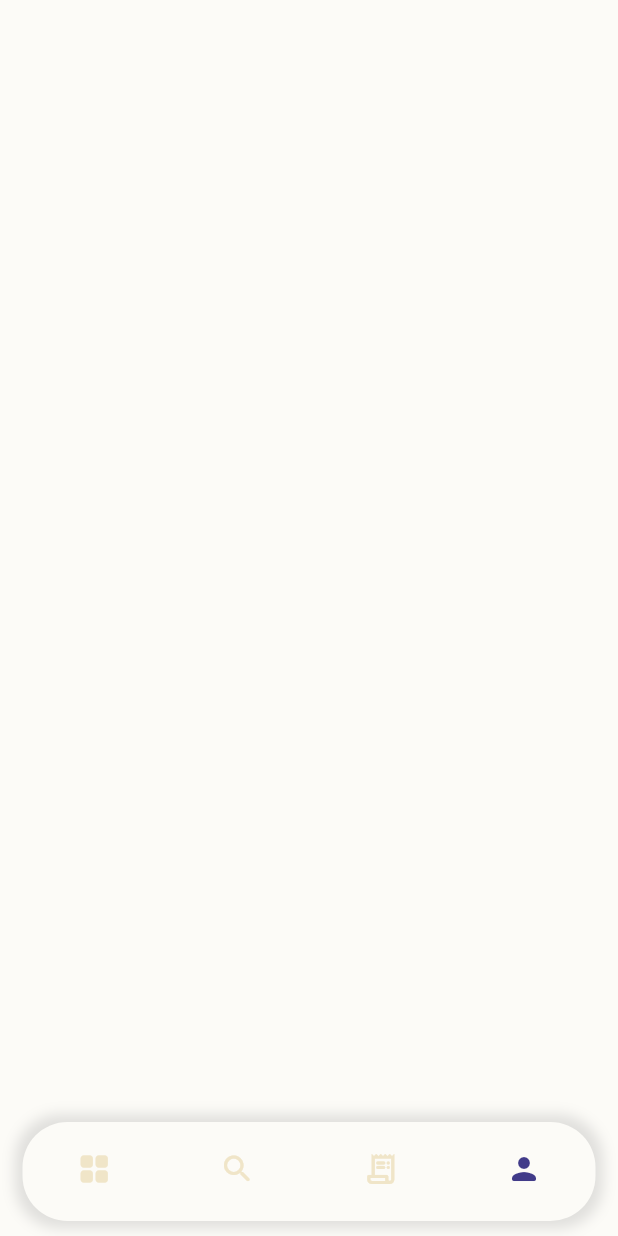
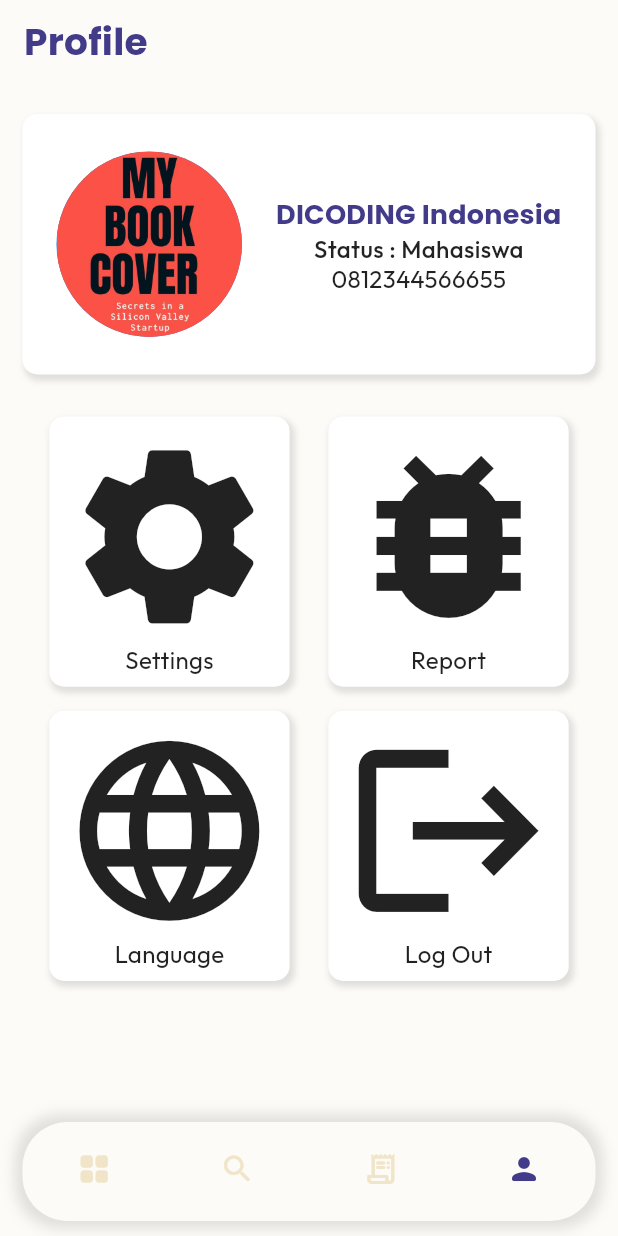
Before and after one commit to adindaayuazzahra/gobooks, a Flutter app: the screen it shows after launch, item 4 of the bottom bar chosen, on a phone screen of 412 x 824 dp. Run offline on Flutter 3.47's test engine with Material 2 defaults, Android fonts, the phone set to English and light mode, and no system bars; our stand-ins replace flutter_svg, google_fonts, lottie.

Commit message:
membuat halaman profile

```diff
--- a/lib/bookmark_page.dart
+++ b/lib/bookmark_page.dart
@@ -15,7 +15,7 @@ class BookmarkPage extends StatelessWidget {
           onPressed: () {
             Navigator.pop(context);
           },
-          icon: Icon(
+          icon: const Icon(
             Icons.arrow_back,
             color: Colors.black,
           ),
--- a/lib/home_page.dart
+++ b/lib/home_page.dart
@@ -17,6 +17,7 @@ class _HomepageState extends State<Homepage> {
       backgroundColor: bgColor,
       appBar: AppBar(
         elevation: 0,
+        centerTitle: false,
         title: Text(
           'goBooks',
           style: Theme.of(context).textTheme.headline6?.copyWith(
@@ -102,7 +103,7 @@ class _HomepageState extends State<Homepage> {
                   scrollDirection: Axis.horizontal,
                   itemCount: 4,
                   itemBuilder: (context, index) {
-                    return KategoriList(
+                    return CategoryList(
                       key: const Key('kategori_list_1'),
                       onTap: () {},
                     );
@@ -122,7 +123,7 @@ class _HomepageState extends State<Homepage> {
                   scrollDirection: Axis.horizontal,
                   itemCount: 3,
                   itemBuilder: (context, index) {
-                    return RekomenList(
+                    return RecommendationList(
                       key: const Key('rekomen_list_1'),
                       onTap: () {},
                     );
@@ -160,7 +161,7 @@ class _HomepageState extends State<Homepage> {
                   scrollDirection: Axis.horizontal,
                   itemCount: 9,
                   itemBuilder: (context, index) {
-                    return PenulisList(
+                    return WriterList(
                       key: const Key('penulis_popular_1'),
                       onTap: () {},
                     );
@@ -212,9 +213,9 @@ class _HomepageState extends State<Homepage> {
   }
 }
 
-class PenulisList extends StatelessWidget {
+class WriterList extends StatelessWidget {
   final Function() onTap;
-  const PenulisList({
+  const WriterList({
     required this.onTap,
     Key? key,
   }) : super(key: key);
@@ -302,9 +303,9 @@ class PopularList extends StatelessWidget {
   }
 }
 
-class KategoriList extends StatelessWidget {
+class CategoryList extends StatelessWidget {
   final Function() onTap;
-  const KategoriList({
+  const CategoryList({
     Key? key,
     required this.onTap,
   }) : super(key: key);
@@ -350,9 +351,9 @@ class KategoriList extends StatelessWidget {
   }
 }
 
-class RekomenList extends StatelessWidget {
+class RecommendationList extends StatelessWidget {
   final Function() onTap;
-  const RekomenList({
+  const RecommendationList({
     Key? key,
     required this.onTap,
   }) : super(key: key);
--- a/lib/profile_page.dart
+++ b/lib/profile_page.dart
@@ -1,4 +1,5 @@
 import 'package:flutter/material.dart';
+import 'package:gobooks/styles.dart';
 
 class ProfilePage extends StatefulWidget {
   const ProfilePage({Key? key}) : super(key: key);
@@ -10,6 +11,137 @@ class ProfilePage extends StatefulWidget {
 class _ProfilePageState extends State<ProfilePage> {
   @override
   Widget build(BuildContext context) {
-    return Container();
+    Size size = MediaQuery.of(context).size;
+    return Scaffold(
+      backgroundColor: bgColor,
+      appBar: AppBar(
+        elevation: 0,
+        // centerTitle: false,
+        title: Text(
+          'Profile',
+          style: Theme.of(context).textTheme.headline6?.copyWith(
+              color: accentColor, fontWeight: FontWeight.bold, fontSize: 25),
+        ),
+        automaticallyImplyLeading: false,
+      ),
+      body: SingleChildScrollView(
+        child: Padding(
+          padding: const EdgeInsets.fromLTRB(15, 20, 15, 30),
+          child: Column(
+            mainAxisAlignment: MainAxisAlignment.spaceEvenly,
+            children: <Widget>[
+              Container(
+                  padding: const EdgeInsets.symmetric(vertical: 25.0),
+                  decoration: BoxDecoration(
+                    color: Colors.white,
+                    borderRadius: BorderRadius.circular(10),
+                    //border: Border.all(width: 1),
+                    boxShadow: [
+                      BoxShadow(
+                        color: Colors.grey.withOpacity(0.3),
+                        spreadRadius: 1,
+                        blurRadius: 3,
+                        offset: const Offset(2, 3), // changes position of shadow
+                      ),
+                    ],
+                  ),
+                  child: Column(
+                    children: [
+                      Row(
+                        mainAxisAlignment: MainAxisAlignment.spaceEvenly,
+                        children: [
+                          CircleAvatar(
+                            backgroundImage: const AssetImage('assets/image/cover_book.jpg'),
+                            radius: size.width * 0.15,
+                          ),
+                          Column(
+                            children: [
+                              Text(
+                                  'DICODING Indonesia',
+                                  style: Theme.of(context)
+                                      .textTheme
+                                      .headline6
+                                      ?.copyWith(color: accentColor)
+                              ),
+                              const Text(
+                                  'Status : Mahasiswa',
+                                  style: TextStyle(
+                                    fontWeight: FontWeight.w500,
+                                  )
+                              ),
+                              const Text('0812344566655')
+                            ],
+                          ),
+                        ],
+                      ),
+                    ],
+                  )
+              ),
+              const SizedBox(height: 20),
+              Row(
+                mainAxisAlignment: MainAxisAlignment.spaceEvenly,
+                children: [
+                  ProfileItem(size: size.width * 0.35, icon: Icons.settings, title: 'Settings'),
+                  ProfileItem(size: size.width * 0.35, icon: Icons.bug_report, title: 'Report'),
+                ],
+              ),
+              Row(
+                mainAxisAlignment: MainAxisAlignment.spaceEvenly,
+                children: [
+                  ProfileItem(size: size.width * 0.35, icon: Icons.language, title: 'Language'),
+                  ProfileItem(size: size.width * 0.35, icon: Icons.logout, title: 'Log Out'),
+                ],
+              )
+            ],
+          ),
+        ),
+      ),
+    );
   }
 }
+
+class ProfileItem extends StatelessWidget{
+  final double size;
+  final IconData icon;
+  final String title;
+
+  const ProfileItem({
+    Key? key,
+    required this.size,
+    required this.icon,
+    required this.title
+  }) : super(key: key);
+
+  @override
+  Widget build(BuildContext context) {
+    return InkWell(
+      onTap: () {},
+      child: Container(
+          margin: const EdgeInsets.all(8.0),
+          padding: const EdgeInsets.all(8.0),
+          decoration: BoxDecoration(
+            color: Colors.white,
+            borderRadius: BorderRadius.circular(10),
+            //border: Border.all(width: 1),
+            boxShadow: [
+              BoxShadow(
+                color: Colors.grey.withOpacity(0.3),
+                spreadRadius: 1,
+                blurRadius: 3,
+                offset: const Offset(2, 3), // changes position of shadow
+              ),
+            ],
+          ),
+          child:Column(
+            children: [
+              Icon(
+                icon,
+                size: size,
+              ),
+              Text(title)
+            ],
+          )
+      ),
+    );
+  }
+}
```
